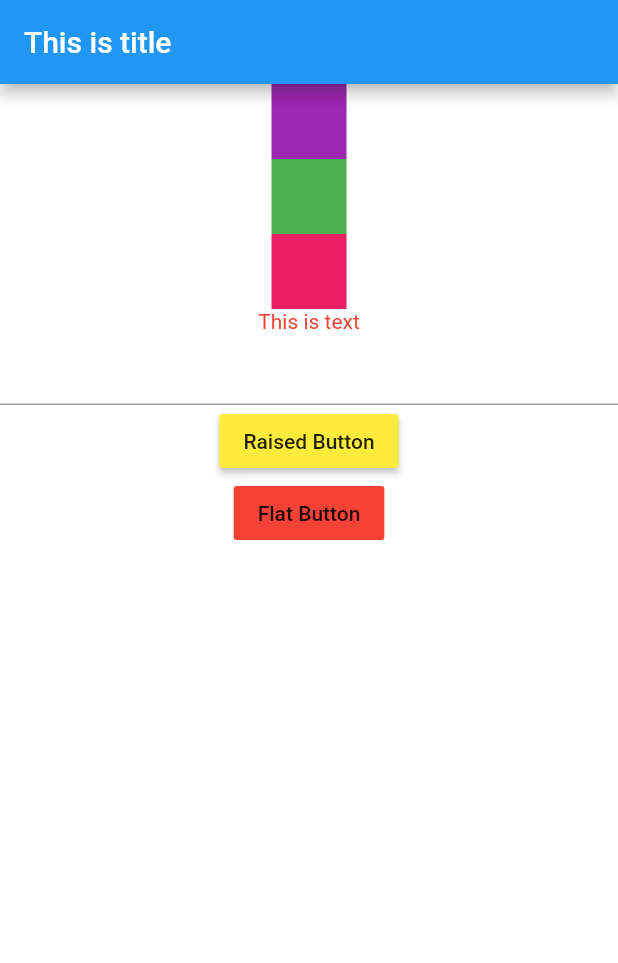
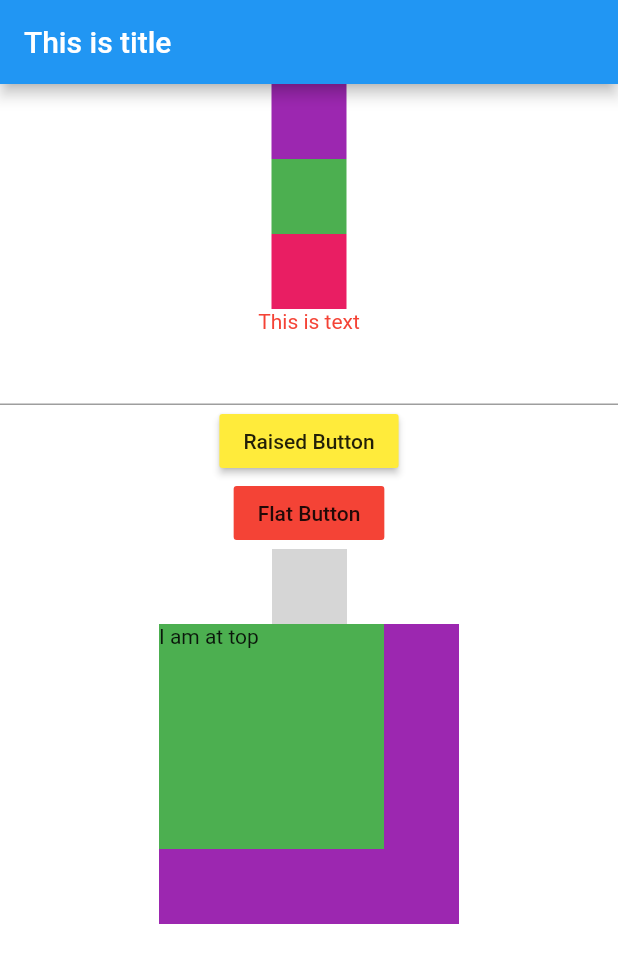
Before and after one commit to grishmashrestha/flutter_lala, a Flutter app: the screen it shows after launch, on a phone screen of 412 x 824 dp. Shown: the top 963 px of the screen. Run offline on Flutter 3.47's test engine with Material 2 defaults, Android fonts, the phone set to English and light mode, and no system bars; network calls fail; grey boxes are pictures that could not be loaded.

Commit message:
Add Image and Container

```diff
--- a/lib/screens/home.dart
+++ b/lib/screens/home.dart
@@ -50,6 +50,32 @@ class HomePage extends StatelessWidget {
             onPressed: () {},
             child: Text("Flat Button"),
             color: Colors.red,
+          ),
+          Image.network(
+            "https://solarsystem.nasa.gov/system/basic_html_elements/11561_Sun.png",
+            height: 50,
+            width: 50,
+          ),
+          Container(
+            color: Colors.transparent,
+            height: 200,
+            width: 200,
+            child: Stack(
+              children: [
+                Text("I am at back"),
+                Container(
+                  height: 200,
+                  width: 200,
+                  color: Colors.purple,
+                ),
+                Container(
+                  height: 150,
+                  width: 150,
+                  color: Colors.green,
+                ),
+                Text("I am at top")
+              ],
+            ),
           )
         ],
       ),
```
